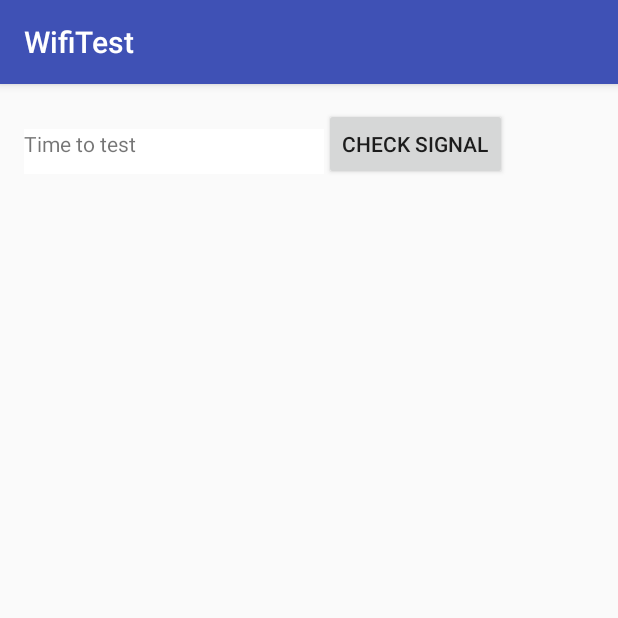
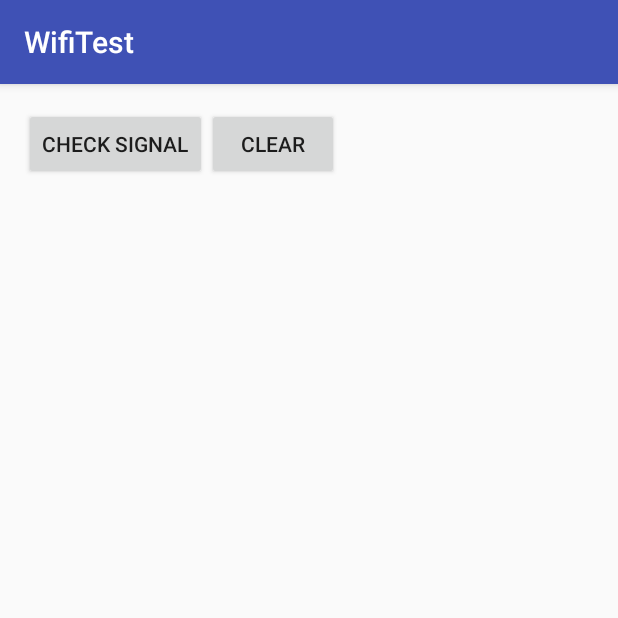
Before and after one commit to dariogs2001/WifiTest, an Android app: the screen it shows after launch (MainActivity), on a phone screen of 412 x 824 dp, the top half of it. Run offline under Robolectric (Android 15) with nearby library versions, the phone set to English and light mode, and no system bars.

Commit message:
More updates...

```diff
--- a/app/src/main/java/com/example/dgonzalez/wifitest/MainActivity.java
+++ b/app/src/main/java/com/example/dgonzalez/wifitest/MainActivity.java
@@ -9,6 +9,7 @@ import android.content.pm.PackageManager;
 import android.net.wifi.ScanResult;
 import android.net.wifi.WifiInfo;
 import android.net.wifi.WifiManager;
+import android.os.Build;
 import android.support.v4.app.ActivityCompat;
 import android.support.v7.app.AppCompatActivity;
 import android.os.Bundle;
@@ -27,6 +28,7 @@ public class MainActivity extends AppCompatActivity {
     private static final int MY_PERMISSIONS_REQUEST = 1;
     public static String TAG = MainActivity.class.getSimpleName();
     Button mCheckSignalButton;
+    Button mClearButton;
     TextView mShowSignalTextView;
     TextView mMultiLine;
 
@@ -47,9 +49,12 @@ public class MainActivity extends AppCompatActivity {
 
         mMultiLine = (TextView)findViewById(R.id.multi_line_text_view);
 
-        ActivityCompat.requestPermissions(this,
-                new String[]{Manifest.permission.ACCESS_COARSE_LOCATION, Manifest.permission.ACCESS_FINE_LOCATION},
-                MY_PERMISSIONS_REQUEST);
+        if (android.os.Build.VERSION.SDK_INT >= Build.VERSION_CODES.M)
+        {
+            ActivityCompat.requestPermissions(this,
+                    new String[]{Manifest.permission.ACCESS_COARSE_LOCATION, Manifest.permission.ACCESS_FINE_LOCATION},
+                    MY_PERMISSIONS_REQUEST);
+        }
 
         mCheckSignalButton = (Button) findViewById(R.id.check_signal_button);
         mCheckSignalButton.setOnClickListener(new View.OnClickListener() {
@@ -69,6 +74,15 @@ public class MainActivity extends AppCompatActivity {
                 mWifiManager.startScan();
             }
         });
+
+        mClearButton = (Button) findViewById(R.id.clear_button);
+        mClearButton.setOnClickListener(new View.OnClickListener() {
+            @Override
+            public void onClick(final View v) {
+                mMultiLine.setText("");
+            }
+        });
+
     }
 
     public void onReceive(WifiManager wifiManager) {
--- a/app/src/main/res/layout/activity_main.xml
+++ b/app/src/main/res/layout/activity_main.xml
@@ -21,22 +21,34 @@
             android:layout_width="200dp"
             android:layout_height="30dp"
             android:id="@+id/show_signal_text_view"
-            android:background="#FFFFFF"/>
+            android:background="#FFFFFF"
+            android:visibility="gone"/>
         <Button
             android:layout_width="wrap_content"
             android:layout_height="wrap_content"
             android:text="Check Signal"
             android:id="@+id/check_signal_button"/>
+        <Button
+        android:layout_width="wrap_content"
+        android:layout_height="wrap_content"
+        android:text="Clear"
+        android:id="@+id/clear_button"/>
     </LinearLayout>
     <LinearLayout
         android:layout_width="match_parent"
-        android:layout_height="wrap_content">
-        <TextView
+        android:layout_height="match_parent">
+        <ScrollView
             android:layout_width="match_parent"
-            android:layout_height="wrap_content"
-            android:singleLine="false"
-            android:inputType="textMultiLine"
-            android:id="@+id/multi_line_text_view"/>
+            android:layout_height="match_parent">
+            <TextView
+                android:layout_width="match_parent"
+                android:layout_height="match_parent"
+                android:singleLine="false"
+                android:inputType="textMultiLine"
+                android:id="@+id/multi_line_text_view"
+                android:scrollbars="vertical"/>
+
+        </ScrollView>
     </LinearLayout>
 
 </LinearLayout>
```
